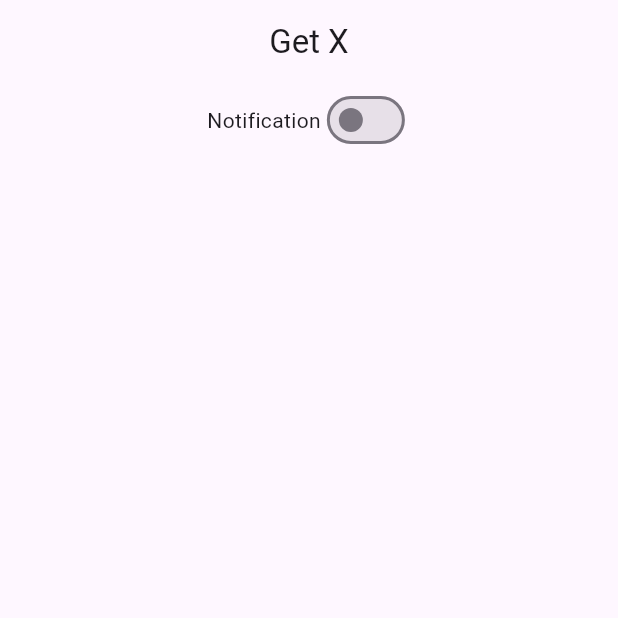
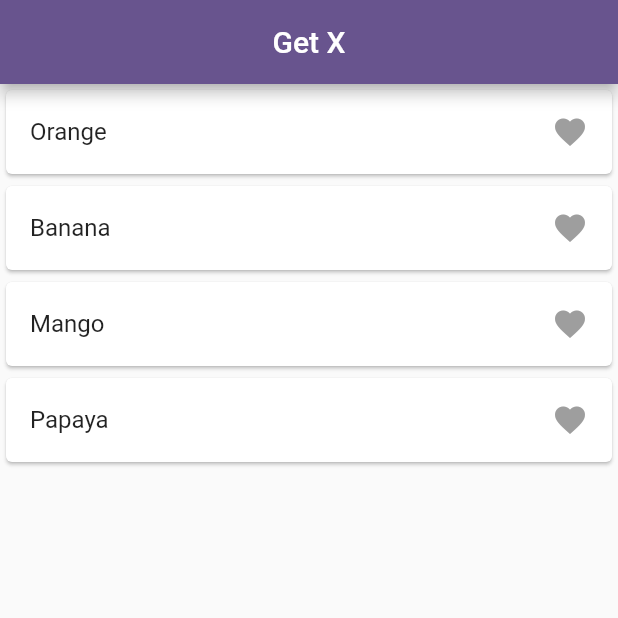
Before and after one commit to sakshamgupta930/Getx-State-Management, a Flutter app: the screen it shows after launch, on a phone screen of 412 x 824 dp, the top half of it. Run offline on Flutter 3.47's test engine with Material 3 defaults, Android fonts, the phone set to English and light mode, and no system bars; our stand-ins replace get.

Commit message:
favourite

```diff
--- /dev/null
+++ b/lib/favourite_controller.dart
@@ -0,0 +1,14 @@
+import 'package:get/get.dart';
+
+class FavouriteController extends GetxController {
+  RxList<String> fruitList = ["Orange", "Banana", "Mango", "Papaya"].obs;
+  RxList tempFruit = [].obs;
+
+  addToFavouorite(String value) {
+    tempFruit.add(value);
+  }
+
+  removefromFavouorite(String value) {
+    tempFruit.remove(value);
+  }
+}
--- a/lib/home_screen.dart
+++ b/lib/home_screen.dart
@@ -1,6 +1,6 @@
 import 'package:flutter/material.dart';
 import 'package:get/get.dart';
-import 'package:get_x/switch_controller.dart';
+import 'package:get_x/favourite_controller.dart';
 
 class HomeScreen extends StatefulWidget {
   const HomeScreen({super.key});
@@ -10,31 +10,42 @@ class HomeScreen extends StatefulWidget {
 }
 
 class _HomeScreenState extends State<HomeScreen> {
-  SwitchController switchController = Get.put(SwitchController());
-  bool notification = false;
+  FavouriteController favouriteController = Get.put(FavouriteController());
   @override
   Widget build(BuildContext context) {
     return Scaffold(
-        appBar: AppBar(
-          title: const Center(child: Text("Get X")),
-        ),
-        body: Column(
-          children: [
-            Row(
-              mainAxisAlignment: MainAxisAlignment.center,
-              children: [
-                const Text("Notification"),
-                Obx(
-                  () => Switch(
-                    value: switchController.notification.value,
-                    onChanged: (value) {
-                      switchController.setNotification(value);
-                    },
-                  ),
+      appBar: AppBar(
+        title: const Center(child: Text("Get X")),
+      ),
+      body: ListView.builder(
+        itemCount: favouriteController.fruitList.length,
+        itemBuilder: (BuildContext context, int index) {
+          return Card(
+            child: ListTile(
+              onTap: () {
+                if (favouriteController.tempFruit.contains(
+                    favouriteController.fruitList[index].toString())) {
+                  favouriteController.removefromFavouorite(
+                      favouriteController.fruitList[index].toString());
+                } else {
+                  favouriteController.addToFavouorite(
+                      favouriteController.fruitList[index].toString());
+                }
+              },
+              title: Text(favouriteController.fruitList[index].toString()),
+              trailing: Obx(
+                () => Icon(
+                  Icons.favorite,
+                  color: favouriteController.tempFruit.contains(
+                          favouriteController.fruitList[index].toString())
+                      ? Colors.red
+                      : Colors.grey,
                 ),
-              ],
-            )
-          ],
-        ));
+              ),
+            ),
+          );
+        },
+      ),
+    );
   }
 }
--- a/lib/main.dart
+++ b/lib/main.dart
@@ -15,7 +15,7 @@ class MyApp extends StatelessWidget {
       title: 'Get X',
       theme: ThemeData(
         colorScheme: ColorScheme.fromSeed(seedColor: Colors.deepPurple),
-        useMaterial3: true,
+        useMaterial3: false,
       ),
       home: const HomeScreen(),
     );
--- a/lib/switch_controller.dart
+++ /dev/null
@@ -1,9 +0,0 @@
-import 'package:get/get.dart';
-
-class SwitchController extends GetxController {
-  RxBool notification = false.obs;
-
-  setNotification(bool value) {
-    notification.value = value;
-  }
-}
```
